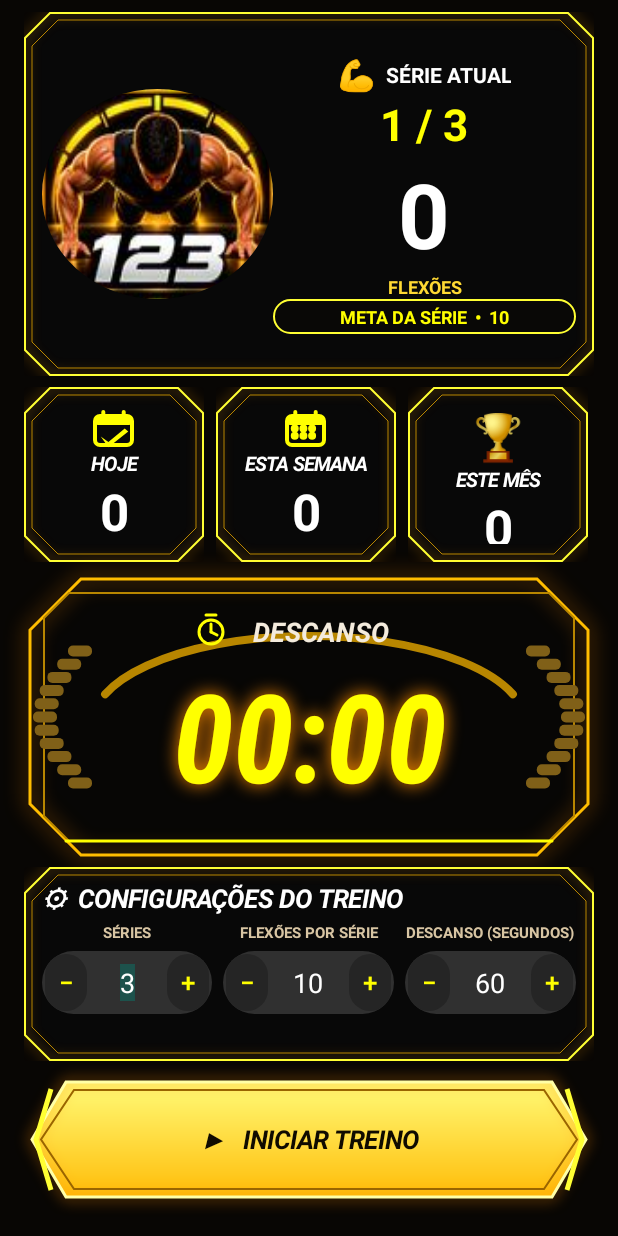
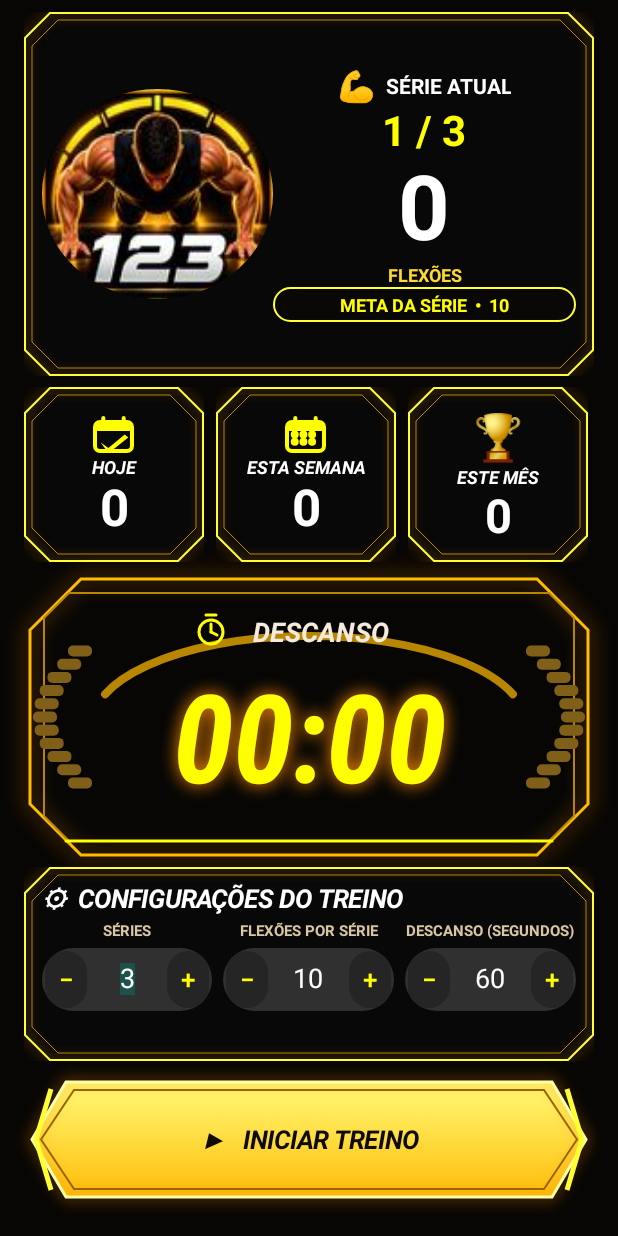
Before and after one commit to marvesanttos-dotcom/contador-flexoes., an Android app: the screen it shows after launch (PushupActivity), on a phone screen of 412 x 824 dp. Run offline under Robolectric (Android 15) with nearby library versions, the phone set to English and light mode, and no system bars; libraries missing offline, so code that uses them is left out: androidx.camera.core, androidx.camera.lifecycle, androidx.camera.view, com.google.mlkit.vision; 1 statement that could not run was skipped.

Commit message:
Corrige números e textos cortados nos cartões e no cronômetro

```diff
--- a/contadorflexoes/src/main/java/br/com/contadorflexoes/PushupActivity.java
+++ b/contadorflexoes/src/main/java/br/com/contadorflexoes/PushupActivity.java
@@ -154,9 +154,9 @@ public class PushupActivity extends androidx.activity.ComponentActivity {
         TextView flexIcon=centered("💪",20,0xFFFFFF00,true);seriesRow.addView(flexIcon);
         TextView seriesLabel=centered("  SÉRIE ATUAL",14,Color.WHITE,true);seriesRow.addView(seriesLabel);
         repBlock.addView(seriesRow);
-        setText=centered("1 / 3",29,0xFFFFFF00,true);
+        setText=centered("1 / 3",29,0xFFFFFF00,true);setText.setSingleLine(true);setText.setIncludeFontPadding(false);setText.setAutoSizeTextTypeUniformWithConfiguration(18,29,1,android.util.TypedValue.COMPLEX_UNIT_SP);
         repBlock.addView(setText);
-        countText=centered("0",60,Color.WHITE,true);repBlock.addView(countText);
+        countText=centered("0",60,Color.WHITE,true);countText.setSingleLine(true);countText.setIncludeFontPadding(false);countText.setAutoSizeTextTypeUniformWithConfiguration(28,60,1,android.util.TypedValue.COMPLEX_UNIT_SP);repBlock.addView(countText);
         TextView repCaption=centered("FLEXÕES",12,0xFFFFD933,true);repBlock.addView(repCaption);
         TextView targetCaption=centered("META DA SÉRIE  •  10",12,0xFFFFFF00,true);android.graphics.drawable.GradientDrawable targetBg=round(0xFF090806,18);targetBg.setStroke(dp(1),0xFFFFFF33);targetCaption.setBackground(targetBg);targetCaption.setPadding(dp(9),dp(3),dp(9),dp(3));repBlock.addView(targetCaption);
         hero.addView(repBlock,new LinearLayout.LayoutParams(0,-2,1));
@@ -176,8 +176,8 @@ public class PushupActivity extends androidx.activity.ComponentActivity {
             }else{
                 item.addView(centered("🏆",30,0xFFFFFF00,true));
             }
-            TextView statLabel=centered(statNames[i],13,Color.WHITE,true);statLabel.setTypeface(android.graphics.Typeface.create("sans-serif",android.graphics.Typeface.BOLD_ITALIC));item.addView(statLabel);
-            item.addView(centered(statValues[i],34,Color.WHITE,true));
+            TextView statLabel=centered(statNames[i],13,Color.WHITE,true);statLabel.setTypeface(android.graphics.Typeface.create("sans-serif",android.graphics.Typeface.BOLD_ITALIC));statLabel.setSingleLine(true);statLabel.setIncludeFontPadding(false);statLabel.setAutoSizeTextTypeUniformWithConfiguration(8,13,1,android.util.TypedValue.COMPLEX_UNIT_SP);item.addView(statLabel);
+            TextView statNumber=centered(statValues[i],34,Color.WHITE,true);statNumber.setSingleLine(true);statNumber.setIncludeFontPadding(false);statNumber.setAutoSizeTextTypeUniformWithConfiguration(16,34,1,android.util.TypedValue.COMPLEX_UNIT_SP);item.addView(statNumber);
             LinearLayout.LayoutParams ip=new LinearLayout.LayoutParams(0,-1,1);ip.leftMargin=dp(i==0?0:4);ip.rightMargin=dp(4);quickStats.addView(item,ip);
         }
         LinearLayout.LayoutParams qsp=new LinearLayout.LayoutParams(-1,0,0.78f);qsp.bottomMargin=dp(7);root.addView(quickStats,qsp);
@@ -322,7 +322,7 @@ public class PushupActivity extends androidx.activity.ComponentActivity {
             paint.setTypeface(android.graphics.Typeface.create("sans-serif",android.graphics.Typeface.BOLD_ITALIC));
             paint.setTextSize(dp(18));paint.setColor(0xFFF4EBDD);c.drawText(label,cx+dp(8),dp(46),paint);
             paint.setTypeface(android.graphics.Typeface.create("sans-serif-condensed",android.graphics.Typeface.BOLD_ITALIC));
-            paint.setTextSize(Math.min(dp(82),h*0.48f));paint.setColor(0xFFFFFF00);paint.setShadowLayer(dp(10),0,0,0xFFFF8C00);c.drawText(value,cx,Math.min(h-dp(40),h*0.73f),paint);paint.clearShadowLayer();
+            float timerTextSize=Math.min(dp(82),h*0.48f);float maxTimerWidth=Math.max(dp(90),w-dp(118));paint.setTextSize(timerTextSize);while(paint.measureText(value)>maxTimerWidth&&timerTextSize>dp(28)){timerTextSize-=dp(2);paint.setTextSize(timerTextSize);}paint.setColor(0xFFFFFF00);paint.setShadowLayer(dp(10),0,0,0xFFFF8C00);c.drawText(value,cx,Math.min(h-dp(40),h*0.73f),paint);paint.clearShadowLayer();
             paint.setStyle(Paint.Style.STROKE);paint.setStrokeWidth(dp(2));paint.setColor(0xFFFFFF00);c.drawLine(dp(28),h-dp(13),w-dp(28),h-dp(13),paint);
         }
         private float cx(){return getWidth()/2f;}
@@ -382,12 +382,12 @@ public class PushupActivity extends androidx.activity.ComponentActivity {
     }
 
     private void addField(LinearLayout parent,String caption,String initial,boolean series){
-        TextView label=text(caption,10,0xFFD8C5A3,true); label.setSingleLine(true);label.setGravity(Gravity.CENTER);label.setPadding(0,0,0,dp(5)); parent.addView(label);
+        TextView label=text(caption,10,0xFFD8C5A3,true); label.setSingleLine(true);label.setIncludeFontPadding(false);label.setAutoSizeTextTypeUniformWithConfiguration(7,10,1,android.util.TypedValue.COMPLEX_UNIT_SP);label.setGravity(Gravity.CENTER);label.setPadding(0,0,0,dp(5)); parent.addView(label);
         LinearLayout control=new LinearLayout(this);control.setGravity(Gravity.CENTER);control.setOrientation(LinearLayout.HORIZONTAL);control.setPadding(dp(2),dp(2),dp(2),dp(2));control.setBackground(round(0xFF303030,24));
         Button minus=new Button(this);minus.setText("−");minus.setTextSize(17);minus.setMinWidth(0);minus.setMinimumWidth(0);minus.setPadding(0,0,0,0);
         minus.setTextColor(0xFFFFFF00);minus.setBackground(round(0xFF252525,24));
         EditText e=new EditText(this);e.setSingleLine(true);e.setInputType(2);e.setText(initial);
-        e.setTextColor(Color.WHITE);e.setTextSize(18);e.setSelectAllOnFocus(true);e.setGravity(Gravity.CENTER);
+        e.setTextColor(Color.WHITE);e.setTextSize(18);e.setSingleLine(true);e.setIncludeFontPadding(false);e.setAutoSizeTextTypeUniformWithConfiguration(13,18,1,android.util.TypedValue.COMPLEX_UNIT_SP);e.setSelectAllOnFocus(true);e.setGravity(Gravity.CENTER);
         e.setPadding(0,0,0,0);e.setBackgroundColor(Color.TRANSPARENT);
         Button plus=new Button(this);plus.setText("+");plus.setTextSize(17);plus.setMinWidth(0);plus.setMinimumWidth(0);plus.setPadding(0,0,0,0);
         plus.setTextColor(0xFFFFFF00);plus.setBackground(round(0xFF252525,24));
```
